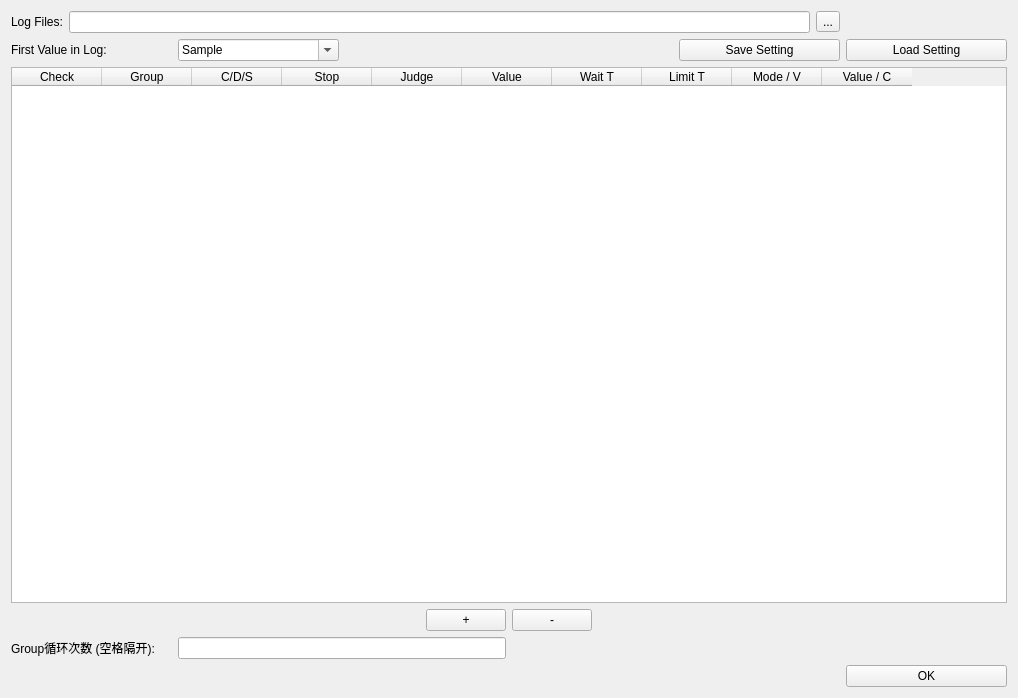
Before: the Qt Designer form homepage/ui_rule_tab.ui in TC-FW/Battery-Auto-Test-Tool, drawn with Qt 5.
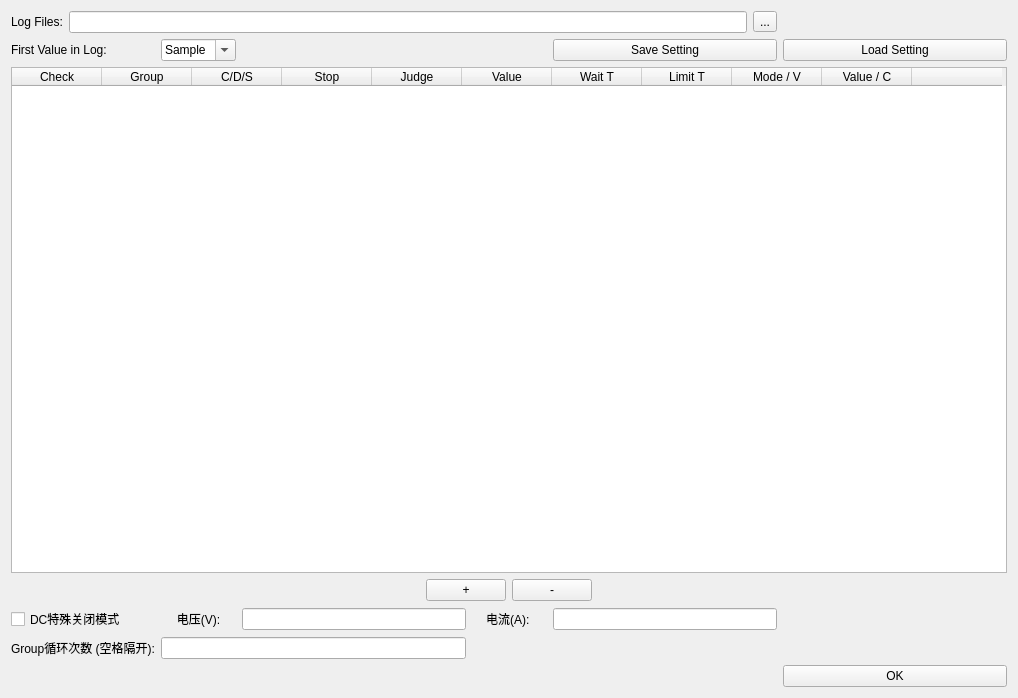
After: the same form once the commit is applied.

Commit message: 1.添加HengHui Eload瞬时功率模式, 2.修改判断逻辑中小于等于出错问题, 3.添加煲机规则设置导出功能, 4.添加临时功能保存功能.

```diff
--- a/homepage/ui_rule_tab.ui
+++ b/homepage/ui_rule_tab.ui
@@ -24,32 +24,46 @@
   </property>
   <layout class="QVBoxLayout" name="verticalLayout">
    <item>
-    <layout class="QGridLayout" name="gridLayout">
-     <item row="1" column="1">
-      <widget class="QComboBox" name="log_first_value_combox">
-       <property name="editable">
-        <bool>true</bool>
+    <layout class="QGridLayout" name="gridLayout" columnstretch="1,1,3,1,3,3">
+     <item row="1" column="5">
+      <widget class="QPushButton" name="load_setting_button">
+       <property name="text">
+        <string>Load Setting</string>
        </property>
-       <item>
-        <property name="text">
-         <string>Sample</string>
-        </property>
-       </item>
-       <item>
-        <property name="text">
-         <string>Time</string>
-        </property>
-       </item>
       </widget>
      </item>
-     <item row="1" column="4">
-      <widget class="QPushButton" name="save_setting_button">
+     <item row="6" column="1" colspan="2">
+      <widget class="QLineEdit" name="group_cycle_count_input">
+       <property name="sizePolicy">
+        <sizepolicy hsizetype="Expanding" vsizetype="Fixed">
+         <horstretch>0</horstretch>
+         <verstretch>0</verstretch>
+        </sizepolicy>
+       </property>
+      </widget>
+     </item>
+     <item row="6" column="0">
+      <widget class="QLabel" name="label_3">
        <property name="text">
-        <string>Save Setting</string>
+        <string>Group循环次数 (空格隔开):</string>
        </property>
       </widget>
      </item>
-     <item row="5" column="5">
+     <item row="4" column="1">
+      <widget class="QLabel" name="label_4">
+       <property name="text">
+        <string>&lt;html&gt;&lt;head/&gt;&lt;body&gt;&lt;p align=&quot;center&quot;&gt;电压(V):&lt;/p&gt;&lt;/body&gt;&lt;/html&gt;</string>
+       </property>
+      </widget>
+     </item>
+     <item row="4" column="3">
+      <widget class="QLabel" name="label_5">
+       <property name="text">
+        <string>&lt;html&gt;&lt;head/&gt;&lt;body&gt;&lt;p align=&quot;center&quot;&gt;电流(A): &lt;/p&gt;&lt;/body&gt;&lt;/html&gt;</string>
+       </property>
+      </widget>
+     </item>
+     <item row="7" column="5">
       <widget class="QPushButton" name="enter_button">
        <property name="text">
         <string>OK</string>
@@ -84,21 +98,31 @@
        </item>
       </layout>
      </item>
-     <item row="1" column="5">
-      <widget class="QPushButton" name="load_setting_button">
+     <item row="4" column="2">
+      <widget class="QLineEdit" name="dc_init_mode1_v_input"/>
+     </item>
+     <item row="4" column="0">
+      <widget class="QCheckBox" name="dc_init_mode1_checkbox">
        <property name="text">
-        <string>Load Setting</string>
+        <string>DC特殊关闭模式</string>
        </property>
       </widget>
      </item>
-     <item row="4" column="1" colspan="2">
-      <widget class="QLineEdit" name="group_cycle_count_input">
-       <property name="sizePolicy">
-        <sizepolicy hsizetype="Expanding" vsizetype="Fixed">
-         <horstretch>0</horstretch>
-         <verstretch>0</verstretch>
-        </sizepolicy>
+     <item row="1" column="1">
+      <widget class="QComboBox" name="log_first_value_combox">
+       <property name="editable">
+        <bool>true</bool>
        </property>
+       <item>
+        <property name="text">
+         <string>Sample</string>
+        </property>
+       </item>
+       <item>
+        <property name="text">
+         <string>Time</string>
+        </property>
+       </item>
       </widget>
      </item>
      <item row="1" column="0">
@@ -108,6 +132,13 @@
        </property>
       </widget>
      </item>
+     <item row="1" column="4">
+      <widget class="QPushButton" name="save_setting_button">
+       <property name="text">
+        <string>Save Setting</string>
+       </property>
+      </widget>
+     </item>
      <item row="3" column="0" colspan="6">
       <layout class="QHBoxLayout" name="horizontalLayout">
        <item>
@@ -152,13 +183,6 @@
        </item>
       </layout>
      </item>
-     <item row="4" column="0">
-      <widget class="QLabel" name="label_3">
-       <property name="text">
-        <string>Group循环次数 (空格隔开):</string>
-       </property>
-      </widget>
-     </item>
      <item row="2" column="0" colspan="6">
       <widget class="QTableWidget" name="rule_table">
        <property name="lineWidth">
@@ -232,8 +256,16 @@
          <string>Value / C</string>
         </property>
        </column>
+       <column>
+        <property name="text">
+         <string/>
+        </property>
+       </column>
       </widget>
      </item>
+     <item row="4" column="4">
+      <widget class="QLineEdit" name="dc_init_mode1_i_input"/>
+     </item>
     </layout>
    </item>
   </layout>
```
Left out of the diff: 15 changed lines with no effect on the pictures. The commit also changes 12 other files.
